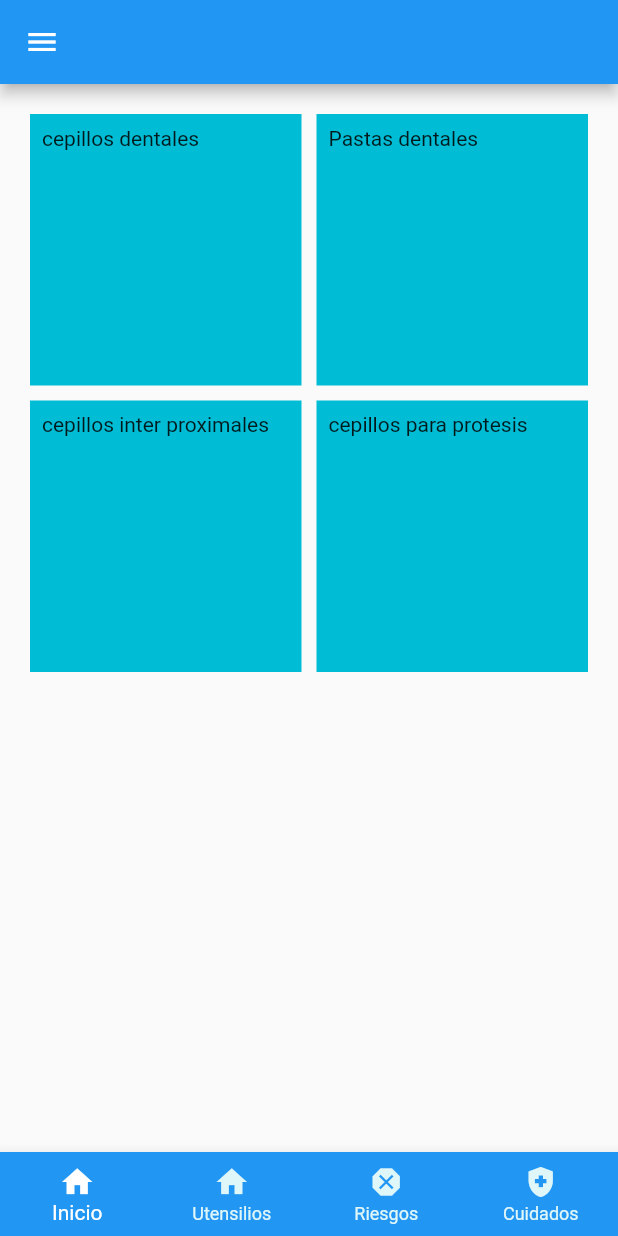
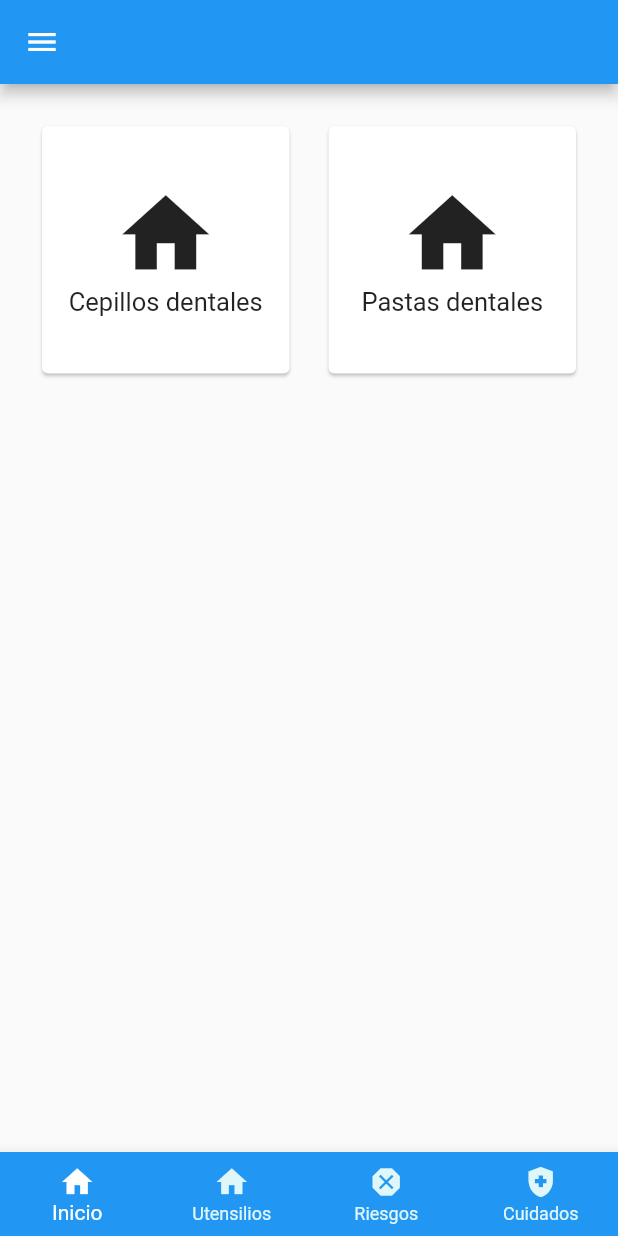
Before and after one commit to Tomasespinozagarrido/aplicacion_tesis, a Flutter app: the screen it shows after launch, swiped to page 2, on a phone screen of 412 x 824 dp. Run offline on Flutter 3.47's test engine with Material 2 defaults, Android fonts, the phone set to English and light mode, and no system bars.

Commit message:
menu  utensilios

```diff
--- a/app_tesis/lib/screens/utensilios.dart
+++ b/app_tesis/lib/screens/utensilios.dart
@@ -2,9 +2,10 @@ import 'package:flutter/material.dart';
 import 'package:http/http.dart' as http;
 import 'dart:async';
 import 'dart:convert';
+import 'utensilios/cepillos/cepillos.dart';
 
-class Utensilios  extends StatefulWidget {
-  const Utensilios({ Key? key }) : super(key: key);
+class Utensilios extends StatefulWidget {
+  const Utensilios({Key? key}) : super(key: key);
 
   @override
   _UtensiliosState createState() => _UtensiliosState();
@@ -23,26 +24,14 @@ class _UtensiliosState extends State<Utensilios> {
             mainAxisSpacing: 10,
             crossAxisCount: 2,
             children: <Widget>[
-                  Container(
-                    padding: const EdgeInsets.all(8),
-                    child: const Text("cepillos dentales"),
-                    color: Colors.cyan,
-                  ),
-                  Container(
-                    padding: const EdgeInsets.all(8),
-                    child: const Text('Pastas dentales'),
-                    color:Colors.cyan,
-                  ),
-                  Container(
-                    padding: const EdgeInsets.all(8),
-                    child: const Text('cepillos inter proximales'),
-                    color: Colors.cyan,
-                  ),
-                  Container(
-                    padding: const EdgeInsets.all(8),
-                    child: const Text('cepillos para protesis'),
-                    color: Colors.cyan,
-                  ),
+              MenuUtensilios(
+                  title: 'Cepillos dentales',
+                  icon: Icons.home,
+                  warna: Colors.blue),
+              MenuUtensilios(
+                  title: 'Pastas dentales',
+                  icon: Icons.home,
+                  warna: Colors.blue),
             ],
           ),
         ),
@@ -51,7 +40,40 @@ class _UtensiliosState extends State<Utensilios> {
   }
 }
 
+class MenuUtensilios extends StatelessWidget {
+  MenuUtensilios(
+      {required this.title, required this.icon, required this.warna});
+  final String title;
+  final IconData icon;
+  final MaterialColor warna;
 
+  @override
+  Widget build(BuildContext context) {
+    return Card(
+      margin: EdgeInsets.all(8.0),
+      child: InkWell(
+        onTap: () {},
+        splashColor: Colors.blue,
+        child: Center(
+          child: Column(
+            mainAxisSize: MainAxisSize.min,
+            children: <Widget>[
+              //Image(image: AssetImage('assets/images/Logo_app200p.png')),
+              Icon(
+                icon,
+                size: 70.0,
+              ),
+              Text(
+                title,
+                style: new TextStyle(fontSize: 17.0),
+              )
+            ],
+          ),
+        ),
+      ),
+    );
+  }
+}
 
 
 
```
Lines whose indentation alone changed are shown as unchanged.
